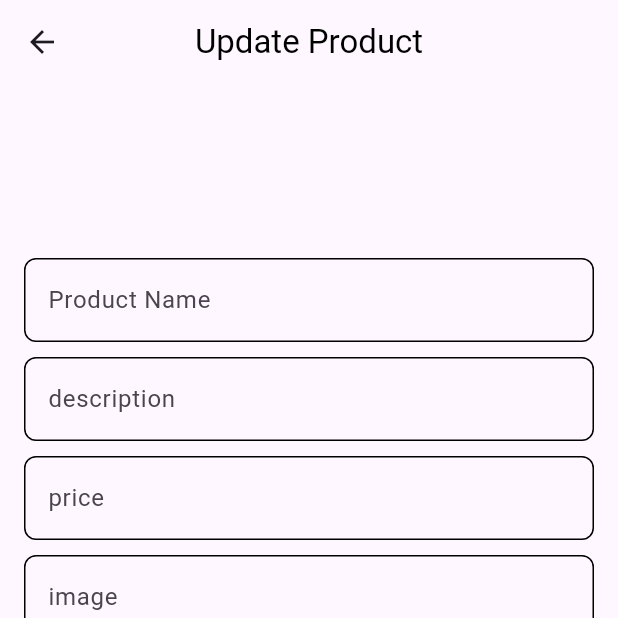
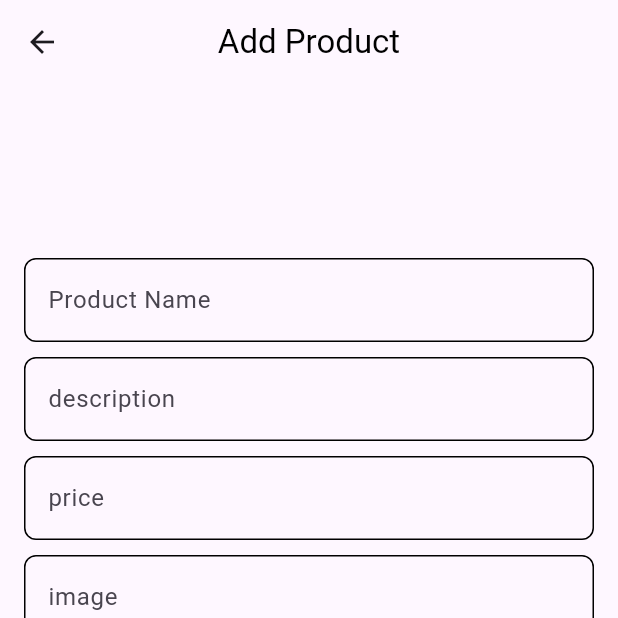
Before and after one commit to omerbanaemh/store_app, a Flutter app: the AddProductPage screen opened by its route, on a phone screen of 412 x 824 dp, the top half of it. Run offline on Flutter 3.47's test engine with Material 3 defaults, Android fonts, the phone set to English and light mode, and no system bars; drawn by our look-alikes of modal_progress_hud_nsn; network calls fail.

```diff
--- a/lib/helper/api.dart
+++ b/lib/helper/api.dart
@@ -4,7 +4,7 @@ import 'package:flutter/foundation.dart';
 import 'package:http/http.dart' as http;
 
 class Api {
-  Future<dynamic> get({required String url, @required String? token}) async {
+  Future<dynamic> get({required String url, String? token}) async {
     Map<String, String> headers = {};
 
     if (token != null) {
--- a/lib/main.dart
+++ b/lib/main.dart
@@ -9,16 +9,16 @@ void main() {
 }
 
 class StoreApp extends StatelessWidget {
-  const StoreApp({Key? key}) : super(key: key);
+  const StoreApp({super.key});
 
   @override
   Widget build(BuildContext context) {
     return MaterialApp(
+      debugShowCheckedModeBanner: false,
       routes: {
         HomePage.id : (context) => const HomePage(),
         UpdateProductPage.id : (context) => UpdateProductPage(),
         AddProductPage.id : (context) => const AddProductPage(),
-
       },
       initialRoute: HomePage.id,
     );
--- a/lib/screens/add_product_page.dart
+++ b/lib/screens/add_product_page.dart
@@ -1,5 +1,6 @@
 import 'package:flutter/material.dart';
 import 'package:modal_progress_hud_nsn/modal_progress_hud_nsn.dart';
+import 'package:store_app/helper/show_snack_bar.dart';
 import 'package:store_app/services/add_product.dart';
 import 'package:store_app/widgets/custom_button.dart';
 import 'package:store_app/widgets/custom_text_field.dart';
@@ -19,14 +20,12 @@ class _AddProductPageState extends State<AddProductPage> {
   bool isLoading = false;
   @override
   Widget build(BuildContext context) {
-    // ProductModel product =
-    //     ModalRoute.of(context)!.settings.arguments as ProductModel;
     return ModalProgressHUD(
       inAsyncCall: isLoading,
       child: Scaffold(
         appBar: AppBar(
-          title: Text(
-            'Update Product',
+          title: const Text(
+            'Add Product',
             style: TextStyle(
               color: Colors.black,
             ),
@@ -41,7 +40,7 @@ class _AddProductPageState extends State<AddProductPage> {
             child: Column(
               mainAxisAlignment: MainAxisAlignment.center,
               children: [
-                SizedBox(
+                const SizedBox(
                   height: 100,
                 ),
                 CustomTextField(
@@ -50,7 +49,7 @@ class _AddProductPageState extends State<AddProductPage> {
                   },
                   hintText: 'Product Name',
                 ),
-                SizedBox(
+                const SizedBox(
                   height: 10,
                 ),
                 CustomTextField(
@@ -59,7 +58,7 @@ class _AddProductPageState extends State<AddProductPage> {
                   },
                   hintText: 'description',
                 ),
-                SizedBox(
+                const SizedBox(
                   height: 10,
                 ),
                 CustomTextField(
@@ -69,7 +68,7 @@ class _AddProductPageState extends State<AddProductPage> {
                   hintText: 'price',
                   inputType: TextInputType.number,
                 ),
-                SizedBox(
+                const SizedBox(
                   height: 10,
                 ),
                 CustomTextField(
@@ -78,7 +77,7 @@ class _AddProductPageState extends State<AddProductPage> {
                   },
                   hintText: 'image',
                 ),
-                SizedBox(
+                const SizedBox(
                   height: 70,
                 ),
                 CustomButon(
@@ -88,9 +87,10 @@ class _AddProductPageState extends State<AddProductPage> {
                     setState(() {});
                     try {
                       await addProduct();
-
+                      successSnackBar(context, 'product added');
                       print('success');
                     } catch (e) {
+                      errorSnackBar(context, 'error');
                       print(e.toString());
                     }
                     isLoading = false;
--- a/lib/services/add_product.dart
+++ b/lib/services/add_product.dart
@@ -15,7 +15,7 @@ class AddProduct {
       'description': desc,
       'image': image,
       'category': category,
-    });
+    }, token: '');
 
     return ProductModel.fromJson(data);
   }
--- a/lib/services/update_product.dart
+++ b/lib/services/update_product.dart
@@ -17,7 +17,7 @@ class UpdateProductService {
       'description': desc,
       'image': image,
       'category': category,
-    });
+    }, token: '');
 
     return ProductModel.fromJson(data);
   }
--- a/lib/widgets/custom_button.dart
+++ b/lib/widgets/custom_button.dart
@@ -1,9 +1,9 @@
 import 'package:flutter/material.dart';
 
 class CustomButon extends StatelessWidget {
-  CustomButon({this.onTap, required this.text});
-  VoidCallback? onTap;
-  String text;
+  const CustomButon({super.key, this.onTap, required this.text});
+  final VoidCallback? onTap;
+  final String text;
   @override
   Widget build(BuildContext context) {
     return GestureDetector(
@@ -18,7 +18,7 @@ class CustomButon extends StatelessWidget {
         child: Center(
           child: Text(
             text,
-            style: TextStyle(
+            style: const TextStyle(
               color: Colors.white,
             ),
           ),
--- a/lib/widgets/custom_text_field.dart
+++ b/lib/widgets/custom_text_field.dart
@@ -1,11 +1,11 @@
 import 'package:flutter/material.dart';
 
 class CustomTextField extends StatelessWidget {
-  CustomTextField({super.key, this.hintText,this.inputType, this.onChanged, this.obscureText = false});
-  Function(String)? onChanged;
-  String? hintText;
-  TextInputType?  inputType;
-  bool? obscureText;
+  const CustomTextField({super.key, this.hintText,this.inputType, this.onChanged, this.obscureText = false});
+  final Function(String)? onChanged;
+  final String? hintText;
+  final TextInputType?  inputType;
+  final bool? obscureText;
   @override
   Widget build(BuildContext context) {
     return TextField(
@@ -15,11 +15,11 @@ class CustomTextField extends StatelessWidget {
       decoration: InputDecoration(
         hintText: hintText,
         enabledBorder: OutlineInputBorder(
-          borderSide: BorderSide(),
+          borderSide: const BorderSide(),
           borderRadius: BorderRadius.circular(8),
         ),
         border: OutlineInputBorder(
-          borderSide: BorderSide(),
+          borderSide: const BorderSide(),
           borderRadius: BorderRadius.circular(8),
         ),
       ),
```
Also changed, not shown: lib/helper/show_snack_bar.dart (added, +17 -0 lines), lib/models/product_model.dart (+2 -11 lines), lib/models/rating_model.dart (added, +10 -0 lines), lib/screens/home_page.dart (+62 -41 lines), lib/screens/update_product_page.dart (+12 -9 lines), lib/services/all_categories_service.dart (+7 -5 lines), lib/services/categories_service.dart (+9 -15 lines), lib/services/get_all_product_service.dart (+11 -12 lines), lib/widgets/category_section.dart (added, +65 -0 lines), lib/widgets/custom_card.dart (+9 -9 lines), lib/widgets/product_section.dart (added, +30 -0 lines).
